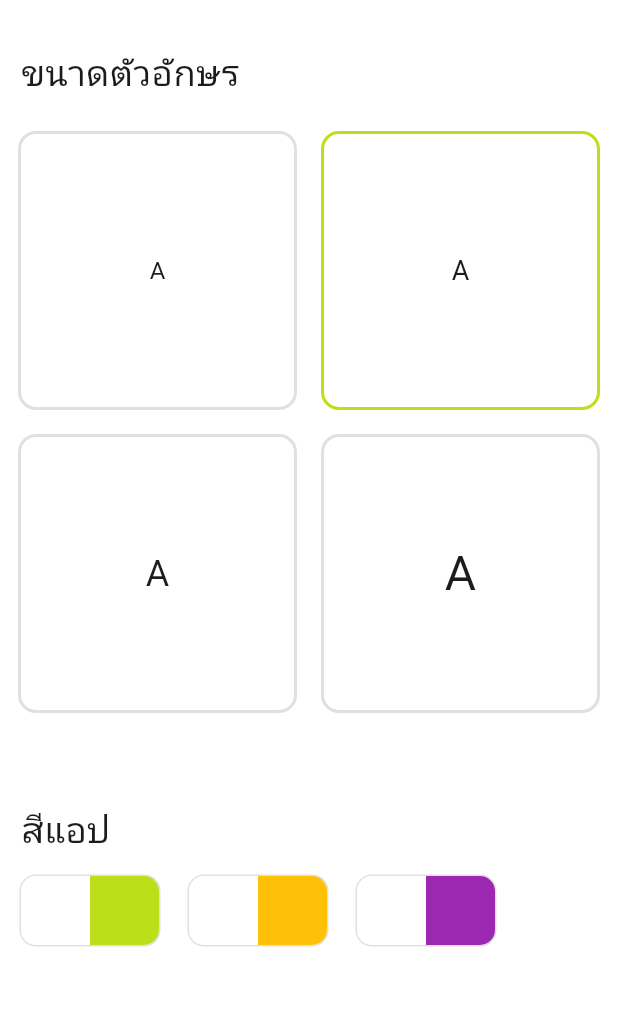
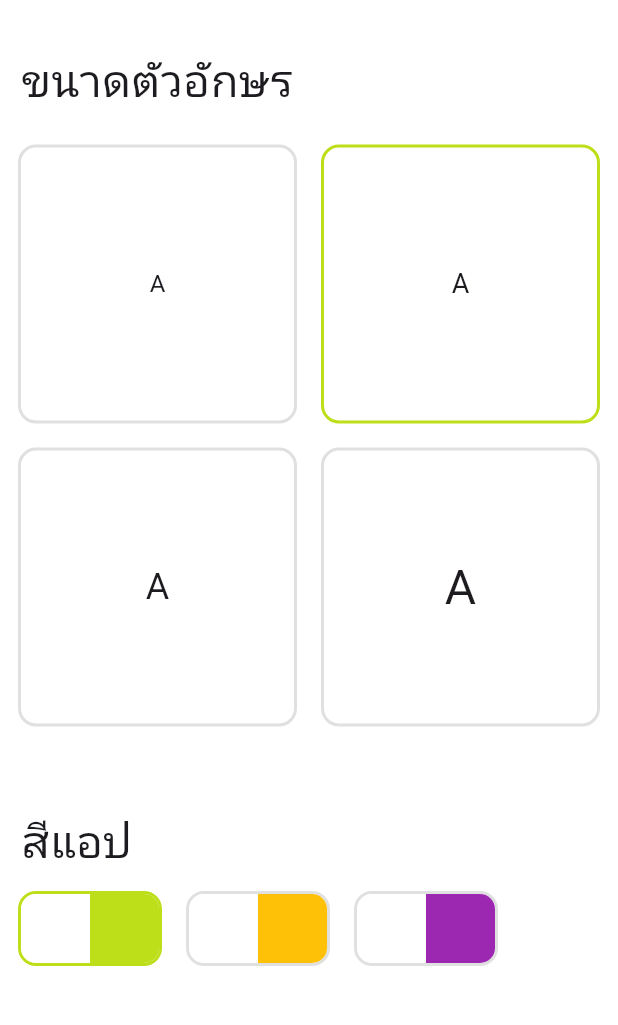
Before and after one commit to SornchaiTheDev/larn, a Flutter app: the screen it shows after launch, after a tap on "ตั้งค่า", on a phone screen of 412 x 824 dp, the part 76-1101 px from its top. Run offline on Flutter 3.47's test engine with Material 3 defaults, Android fonts, the phone set to English and light mode, and no system bars; our stand-ins replace font_awesome_flutter, google_fonts; network calls fail; Roboto replaces fonts that are missing (Prompt).

Commit message:
feat(settings): add font and color settings

```diff
--- /dev/null
+++ b/lib/constants/theme.dart
@@ -0,0 +1,15 @@
+import 'dart:ui';
+
+typedef AppTheme = Map<String, Color>;
+
+const AppTheme greenTheme = {
+  'primary': Color(0xFFBDDF19),
+};
+
+const AppTheme amberTheme = {
+  'primary': Color(0xFFFFC107),
+};
+
+const AppTheme purpleTheme = {
+  'primary': Color(0xFF9C27B0),
+};
--- a/lib/main.dart
+++ b/lib/main.dart
@@ -8,9 +8,16 @@ import 'package:larn/screens/chat_other_screen.dart';
 import 'package:larn/screens/chat_screen.dart';
 import 'package:larn/screens/chats_screen.dart';
 import 'package:larn/screens/settings_screen.dart';
+import 'package:larn/store/settings_store.dart';
+import 'package:provider/provider.dart';
 
 void main() {
-  runApp(const App());
+  runApp(
+    ChangeNotifierProvider(
+      create: (context) => SettingStore(),
+      child: const App(),
+    ),
+  );
 }
 
 class App extends StatelessWidget {
@@ -23,6 +30,7 @@ class App extends StatelessWidget {
       theme: ThemeData(
         fontFamily: GoogleFonts.prompt().fontFamily,
         scaffoldBackgroundColor: Colors.white,
+        primaryColor: Provider.of<SettingStore>(context).theme['primary'],
       ),
       routes: {
         '/': (context) => const BottomNavigationScreen(),
--- a/lib/screens/settings_screen.dart
+++ b/lib/screens/settings_screen.dart
@@ -2,13 +2,17 @@ import 'package:flutter/material.dart';
 import 'package:font_awesome_flutter/font_awesome_flutter.dart';
 import 'package:larn/constants/colors.dart';
 import 'package:larn/constants/font_size.dart';
+import 'package:larn/constants/theme.dart';
+import 'package:larn/store/settings_store.dart';
 import 'package:larn/widgets/back_button_widget.dart';
+import 'package:provider/provider.dart';
 
 class SettingsScreen extends StatelessWidget {
   const SettingsScreen({super.key});
 
   @override
   Widget build(BuildContext context) {
+    double headingFont = Provider.of<SettingStore>(context).headingFontSize;
     return Scaffold(
       body: SafeArea(
         child: Padding(
@@ -30,9 +34,11 @@ class SettingsScreen extends StatelessWidget {
                 ],
               ),
               const SizedBox(height: 24),
-              const Text(
+              Text(
                 "ขนาดตัวอักษร",
-                style: TextStyle(fontSize: 24),
+                style: TextStyle(
+                  fontSize: headingFont,
+                ),
               ),
               const SizedBox(height: 24),
               Flexible(
@@ -48,7 +54,6 @@ class SettingsScreen extends StatelessWidget {
                     ),
                     FontSizeWidget(
                       fontSize: FontSize.medium,
-                      isActive: true,
                     ),
                     FontSizeWidget(
                       fontSize: FontSize.large,
@@ -59,7 +64,7 @@ class SettingsScreen extends StatelessWidget {
                   ],
                 ),
               ),
-              const Flexible(
+              Flexible(
                 flex: 1,
                 child: Column(
                   crossAxisAlignment: CrossAxisAlignment.start,
@@ -67,28 +72,28 @@ class SettingsScreen extends StatelessWidget {
                     Text(
                       "สีแอป",
                       style: TextStyle(
-                        fontSize: 24,
+                        fontSize: headingFont,
                       ),
                     ),
-                    SizedBox(
+                    const SizedBox(
                       height: 14,
                     ),
-                    Row(
+                    const Row(
                       children: [
                         ColorPaletteWidget(
-                          accentColor: primaryColor,
+                          theme: greenTheme,
                         ),
                         SizedBox(
                           width: 20,
                         ),
                         ColorPaletteWidget(
-                          accentColor: Colors.amber,
+                          theme: amberTheme,
                         ),
                         SizedBox(
                           width: 20,
                         ),
                         ColorPaletteWidget(
-                          accentColor: Colors.purple,
+                          theme: purpleTheme,
                         ),
                       ],
                     ),
@@ -103,28 +108,37 @@ class SettingsScreen extends StatelessWidget {
   }
 }
 
+typedef AppTheme = Map<String, Color>;
+
 class ColorPaletteWidget extends StatelessWidget {
   const ColorPaletteWidget({
     super.key,
-    required this.accentColor,
+    required this.theme,
   });
 
-  final Color accentColor;
+  final AppTheme theme;
 
   final double boxSize = 46.0;
 
   @override
   Widget build(BuildContext context) {
-    return Row(
+    bool isActive = Provider.of<SettingStore>(context).theme == theme;
+
+    return InkWell(
+      borderRadius: const BorderRadius.all(Radius.circular(10.0)),
+      onTap: () =>
+          Provider.of<SettingStore>(context, listen: false).setTheme(theme),
+      child: Row(
         children: [
           Container(
             clipBehavior: Clip.antiAlias,
             decoration: BoxDecoration(
               borderRadius: const BorderRadius.all(Radius.circular(10.0)),
               border: Border.all(
-              color: Colors.black12,
+                color:
+                    isActive ? Theme.of(context).primaryColor : Colors.black12,
                 strokeAlign: BorderSide.strokeAlignOutside,
-              width: 1,
+                width: 2,
               ),
             ),
             child: Row(
@@ -137,12 +151,13 @@ class ColorPaletteWidget extends StatelessWidget {
                 Container(
                   width: boxSize,
                   height: boxSize,
-                color: accentColor,
+                  color: theme["primary"],
                 ),
               ],
             ),
           ),
         ],
+      ),
     );
   }
 }
@@ -151,14 +166,15 @@ class FontSizeWidget extends StatelessWidget {
   const FontSizeWidget({
     super.key,
     required this.fontSize,
-    this.isActive = false,
   });
 
   final FontSize fontSize;
-  final bool isActive;
 
   @override
   Widget build(BuildContext context) {
+    bool isActive =
+        Provider.of<SettingStore>(context).activeFontSize == fontSize;
+
     double localFontSize = 0;
 
     switch (fontSize) {
@@ -173,14 +189,15 @@ class FontSizeWidget extends StatelessWidget {
     }
 
     return InkWell(
-      onTap: () {},
+      onTap: () => Provider.of<SettingStore>(context, listen: false)
+          .setFontSize(fontSize),
       splashColor: isActive ? primaryColor.withOpacity(0.8) : Colors.black12,
       child: Ink(
         width: 100,
         height: 100,
         decoration: BoxDecoration(
           border: Border.all(
-            color: isActive ? primaryColor : Colors.black12,
+            color: isActive ? Theme.of(context).primaryColor : Colors.black12,
             width: 2,
             strokeAlign: BorderSide.strokeAlignOutside,
           ),
--- /dev/null
+++ b/lib/store/settings_store.dart
@@ -0,0 +1,37 @@
+import 'package:flutter/material.dart';
+import 'package:larn/constants/font_size.dart';
+import 'package:larn/constants/theme.dart';
+
+typedef AppTheme = Map<String, Color>;
+
+class SettingStore with ChangeNotifier {
+  FontSize _fontSize = FontSize.medium;
+  AppTheme _theme = greenTheme;
+
+  FontSize get activeFontSize => _fontSize;
+
+  double get headingFontSize {
+    switch (_fontSize) {
+      case FontSize.small:
+        return 23.89;
+      case FontSize.medium:
+        return 30;
+      case FontSize.large:
+        return 40;
+      case FontSize.extraLarge:
+        return 50;
+    }
+  }
+
+  AppTheme get theme => _theme;
+
+  void setFontSize(FontSize fontSize) {
+    _fontSize = fontSize;
+    notifyListeners();
+  }
+
+  void setTheme(AppTheme theme) {
+    _theme = theme;
+    notifyListeners();
+  }
+}
--- a/pubspec.yaml
+++ b/pubspec.yaml
@@ -37,6 +37,7 @@ dependencies:
   google_fonts: ^6.2.1
   line_icons: ^2.0.3
   font_awesome_flutter: ^10.7.0
+  provider: ^6.1.2
 
 dev_dependencies:
   flutter_test:
```
Also changed, not shown: pubspec.lock. Lines whose indentation alone changed are shown as unchanged.
